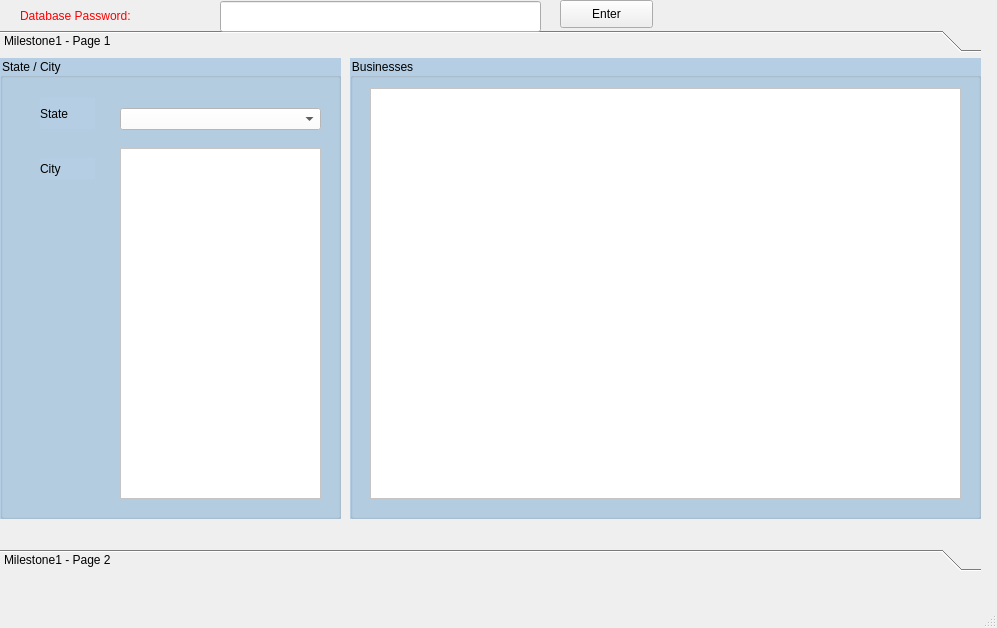
Qt form Milestone1App.ui (KenoPeck/451Project) before a commit.
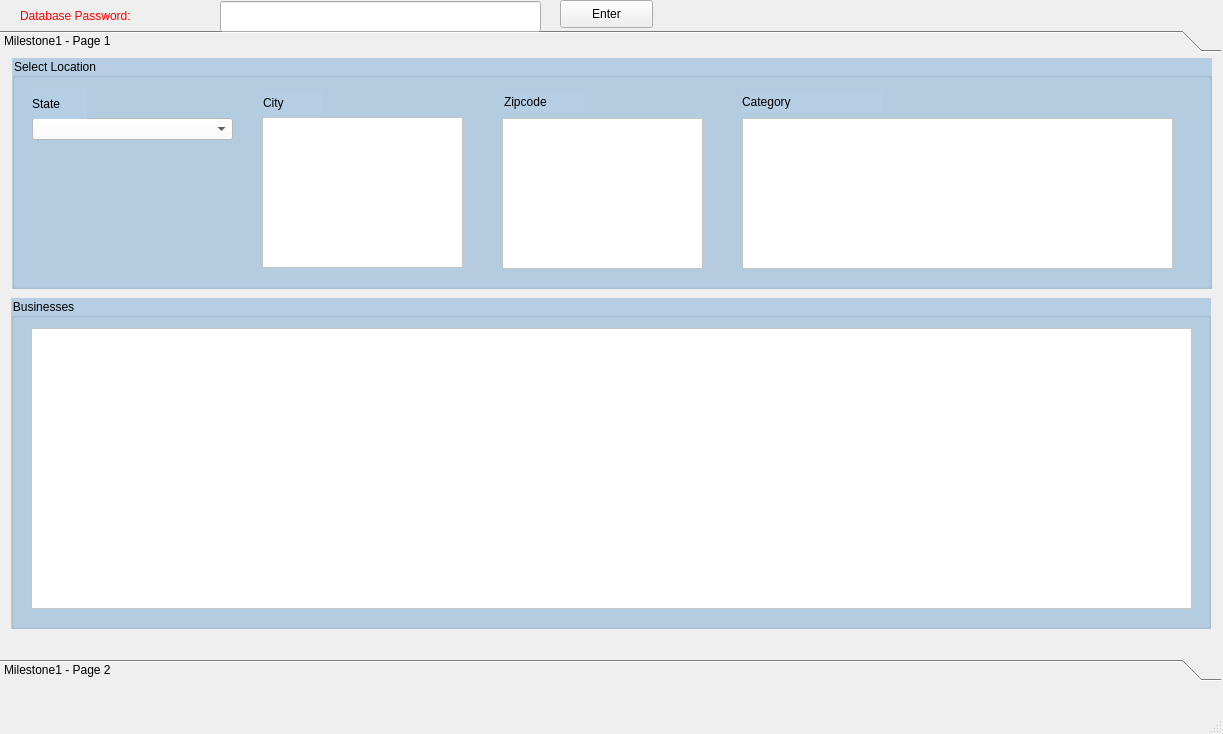
The same form after that commit.

What changed in the file:
```diff
--- a/Milestone1App.ui
+++ b/Milestone1App.ui
@@ -6,8 +6,8 @@
    <rect>
     <x>0</x>
     <y>0</y>
-    <width>997</width>
-    <height>628</height>
+    <width>1223</width>
+    <height>734</height>
    </rect>
   </property>
   <property name="windowTitle">
@@ -19,8 +19,8 @@
      <rect>
       <x>0</x>
       <y>30</y>
-      <width>981</width>
-      <height>541</height>
+      <width>1221</width>
+      <height>651</height>
      </rect>
     </property>
     <property name="styleSheet">
@@ -34,8 +34,8 @@
       <rect>
        <x>0</x>
        <y>0</y>
-       <width>981</width>
-       <height>465</height>
+       <width>1221</width>
+       <height>575</height>
       </rect>
      </property>
      <attribute name="label">
@@ -44,10 +44,10 @@
      <widget class="QGroupBox" name="cityStateGroup">
       <property name="geometry">
        <rect>
-        <x>0</x>
+        <x>12</x>
         <y>0</y>
-        <width>341</width>
-        <height>461</height>
+        <width>1200</width>
+        <height>231</height>
        </rect>
       </property>
       <property name="styleSheet">
@@ -55,13 +55,13 @@
 background-color:rgb(181, 206, 227);</string>
       </property>
       <property name="title">
-       <string>State / City </string>
+       <string>Select Location</string>
       </property>
       <widget class="QComboBox" name="stateList">
        <property name="geometry">
         <rect>
-         <x>120</x>
-         <y>50</y>
+         <x>20</x>
+         <y>60</y>
          <width>201</width>
          <height>22</height>
         </rect>
@@ -74,8 +74,8 @@
       <widget class="QLabel" name="label">
        <property name="geometry">
         <rect>
-         <x>40</x>
-         <y>40</y>
+         <x>20</x>
+         <y>30</y>
          <width>55</width>
          <height>31</height>
         </rect>
@@ -87,9 +87,9 @@
       <widget class="QLabel" name="label_2">
        <property name="geometry">
         <rect>
-         <x>40</x>
-         <y>100</y>
-         <width>55</width>
+         <x>251</x>
+         <y>34</y>
+         <width>60</width>
          <height>21</height>
         </rect>
        </property>
@@ -100,10 +100,64 @@
       <widget class="QListWidget" name="cityList">
        <property name="geometry">
         <rect>
-         <x>120</x>
-         <y>90</y>
+         <x>250</x>
+         <y>59</y>
          <width>201</width>
-         <height>351</height>
+         <height>151</height>
+        </rect>
+       </property>
+       <property name="styleSheet">
+        <string notr="true">background-color: white;
+font: 10pt &quot;Lucida Sans&quot;;</string>
+       </property>
+      </widget>
+      <widget class="QLabel" name="zipcodeLabel">
+       <property name="geometry">
+        <rect>
+         <x>492</x>
+         <y>33</y>
+         <width>80</width>
+         <height>21</height>
+        </rect>
+       </property>
+       <property name="text">
+        <string>Zipcode</string>
+       </property>
+      </widget>
+      <widget class="QListWidget" name="zipcodeList">
+       <property name="geometry">
+        <rect>
+         <x>490</x>
+         <y>60</y>
+         <width>201</width>
+         <height>151</height>
+        </rect>
+       </property>
+       <property name="styleSheet">
+        <string notr="true">background-color: white;
+font: 10pt &quot;Lucida Sans&quot;;</string>
+       </property>
+      </widget>
+      <widget class="QLabel" name="categoryLabel">
+       <property name="geometry">
+        <rect>
+         <x>730</x>
+         <y>33</y>
+         <width>141</width>
+         <height>21</height>
+        </rect>
+       </property>
+       <property name="text">
+        <string>Category</string>
+       </property>
+      </widget>
+      <widget class="QListWidget" name="categoryList">
+       <property name="geometry">
+        <rect>
+         <x>730</x>
+         <y>60</y>
+         <width>431</width>
+         <height>151</height>
         </rect>
        </property>
        <property name="styleSheet">
@@ -115,10 +169,10 @@
      <widget class="QGroupBox" name="businessGroup">
       <property name="geometry">
        <rect>
-        <x>350</x>
-        <y>0</y>
-        <width>631</width>
-        <height>461</height>
+        <x>11</x>
+        <y>240</y>
+        <width>1200</width>
+        <height>331</height>
        </rect>
       </property>
       <property name="styleSheet">
@@ -133,8 +187,8 @@
         <rect>
          <x>20</x>
          <y>30</y>
-         <width>591</width>
-         <height>411</height>
+         <width>1161</width>
+         <height>281</height>
         </rect>
        </property>
        <property name="styleSheet">
```
Left out of the diff: 10 changed lines with no effect on the pictures.
